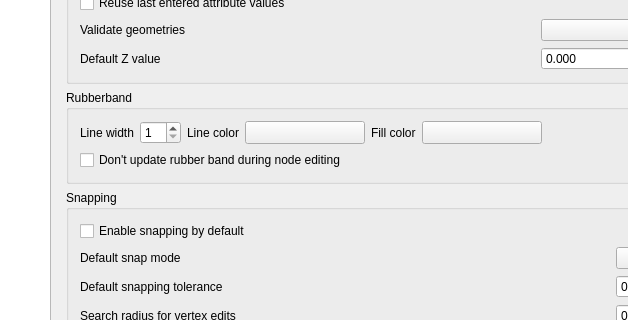
The window that src/ui/qgsoptionsbase.ui (qgis/QGIS) describes before a commit, drawn with Qt 5; both pictures show x 110 to 738 and y 84 to 404 of the 1029 by 878 pixel window.
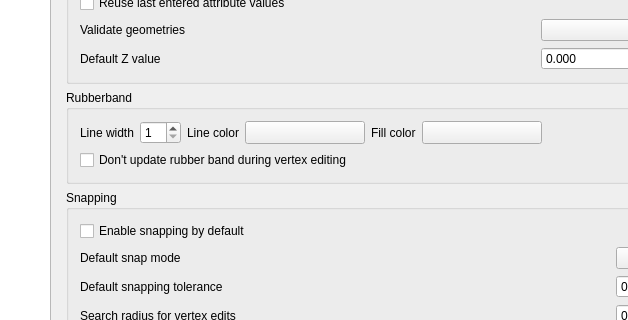
The same window after the commit. The open tabs and pages were chosen to show the change. Icons and pictures are not drawn. Custom widgets are drawn as their Qt base class.

Commit message: [needs-docs] Update label in Options dialog, replacing node by vertex

The edit to the form file:
```diff
--- a/src/ui/qgsoptionsbase.ui
+++ b/src/ui/qgsoptionsbase.ui
@@ -3922,7 +3922,7 @@
                   <item row="1" column="0" colspan="7">
                    <widget class="QCheckBox" name="mLineGhostCheckBox">
                     <property name="text">
-                     <string>Don't update rubber band during node editing</string>
+                     <string>Don't update rubber band during vertex editing</string>
                     </property>
                    </widget>
                   </item>
```
